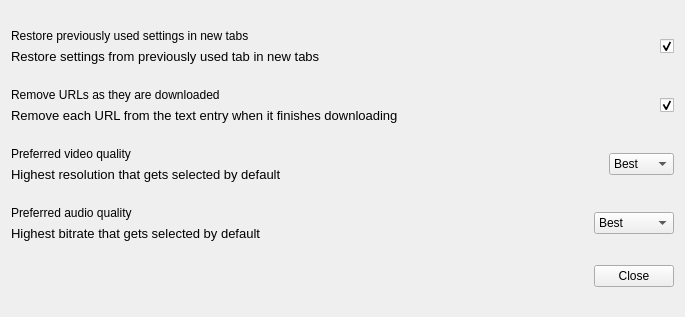
First picture: the form in designer/preferences_dialog.ui, repository markop404/media-downloader, before the edit.
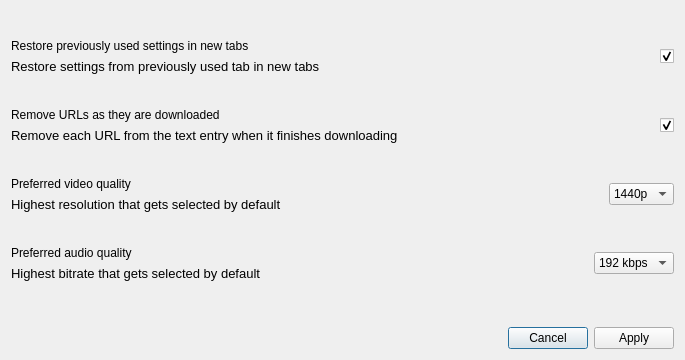
Second picture: the form after the edit. Icons and pictures are not drawn.

Diff of the .ui file:
```diff
--- a/designer/preferences_dialog.ui
+++ b/designer/preferences_dialog.ui
@@ -7,13 +7,19 @@
     <x>0</x>
     <y>0</y>
     <width>685</width>
-    <height>317</height>
+    <height>360</height>
    </rect>
   </property>
   <property name="minimumSize">
    <size>
     <width>685</width>
-    <height>310</height>
+    <height>360</height>
+   </size>
+  </property>
+  <property name="maximumSize">
+   <size>
+    <width>800</width>
+    <height>450</height>
    </size>
   </property>
   <property name="windowTitle">
@@ -23,7 +29,23 @@
    <iconset>
     <normaloff>icons/icon.png</normaloff>icons/icon.png</iconset>
   </property>
-  <layout class="QVBoxLayout" name="verticalLayout_3">
+  <layout class="QVBoxLayout" name="PreferencesDialogLayout">
+   <item>
+    <spacer name="topSpacer">
+     <property name="orientation">
+      <enum>Qt::Orientation::Vertical</enum>
+     </property>
+     <property name="sizeType">
+      <enum>QSizePolicy::Policy::Expanding</enum>
+     </property>
+     <property name="sizeHint" stdset="0">
+      <size>
+       <width>0</width>
+       <height>0</height>
+      </size>
+     </property>
+    </spacer>
+   </item>
    <item>
     <layout class="QHBoxLayout" name="restoreSettingsLayout">
      <item>
@@ -87,6 +109,22 @@
      </item>
     </layout>
    </item>
+   <item>
+    <spacer name="verticalSpacer1">
+     <property name="orientation">
+      <enum>Qt::Orientation::Vertical</enum>
+     </property>
+     <property name="sizeType">
+      <enum>QSizePolicy::Policy::Expanding</enum>
+     </property>
+     <property name="sizeHint" stdset="0">
+      <size>
+       <width>0</width>
+       <height>0</height>
+      </size>
+     </property>
+    </spacer>
+   </item>
    <item>
     <layout class="QHBoxLayout" name="removeURLsLayout">
      <item>
@@ -150,6 +188,22 @@
      </item>
     </layout>
    </item>
+   <item>
+    <spacer name="verticalSpacer2">
+     <property name="orientation">
+      <enum>Qt::Orientation::Vertical</enum>
+     </property>
+     <property name="sizeType">
+      <enum>QSizePolicy::Policy::Expanding</enum>
+     </property>
+     <property name="sizeHint" stdset="0">
+      <size>
+       <width>0</width>
+       <height>0</height>
+      </size>
+     </property>
+    </spacer>
+   </item>
    <item>
     <layout class="QHBoxLayout" name="preferredResolutionLayout">
      <item>
@@ -206,6 +260,9 @@
        <property name="focusPolicy">
         <enum>Qt::FocusPolicy::NoFocus</enum>
        </property>
+       <property name="currentIndex">
+        <number>2</number>
+       </property>
        <item>
         <property name="text">
          <string>Best</string>
@@ -245,6 +302,22 @@
      </item>
     </layout>
    </item>
+   <item>
+    <spacer name="verticalSpacer3">
+     <property name="orientation">
+      <enum>Qt::Orientation::Vertical</enum>
+     </property>
+     <property name="sizeType">
+      <enum>QSizePolicy::Policy::Expanding</enum>
+     </property>
+     <property name="sizeHint" stdset="0">
+      <size>
+       <width>0</width>
+       <height>0</height>
+      </size>
+     </property>
+    </spacer>
+   </item>
    <item>
     <layout class="QHBoxLayout" name="preferredBitrateLayout">
      <item>
@@ -301,6 +374,9 @@
        <property name="focusPolicy">
         <enum>Qt::FocusPolicy::NoFocus</enum>
        </property>
+       <property name="currentIndex">
+        <number>3</number>
+       </property>
        <item>
         <property name="text">
          <string>Best</string>
@@ -346,34 +422,27 @@
     </layout>
    </item>
    <item>
-    <layout class="QHBoxLayout" name="horizontalLayout">
-     <item>
-      <spacer name="horizontalSpacer">
-       <property name="orientation">
-        <enum>Qt::Orientation::Horizontal</enum>
-       </property>
-       <property name="sizeHint" stdset="0">
-        <size>
-         <width>40</width>
-         <height>0</height>
-        </size>
-       </property>
-      </spacer>
-     </item>
-     <item>
-      <widget class="QPushButton" name="closeButton">
-       <property name="text">
-        <string>Close</string>
-       </property>
-       <property name="icon">
-        <iconset theme="QIcon::ThemeIcon::WindowClose"/>
-       </property>
-       <property name="autoDefault">
-        <bool>false</bool>
-       </property>
-      </widget>
-     </item>
-    </layout>
+    <spacer name="buttonBoxSpacer">
+     <property name="orientation">
+      <enum>Qt::Orientation::Vertical</enum>
+     </property>
+     <property name="sizeType">
+      <enum>QSizePolicy::Policy::Fixed</enum>
+     </property>
+     <property name="sizeHint" stdset="0">
+      <size>
+       <width>0</width>
+       <height>40</height>
+      </size>
+     </property>
+    </spacer>
+   </item>
+   <item>
+    <widget class="QDialogButtonBox" name="buttonBox">
+     <property name="standardButtons">
+      <set>QDialogButtonBox::StandardButton::Apply|QDialogButtonBox::StandardButton::Cancel</set>
+     </property>
+    </widget>
    </item>
   </layout>
  </widget>
```
